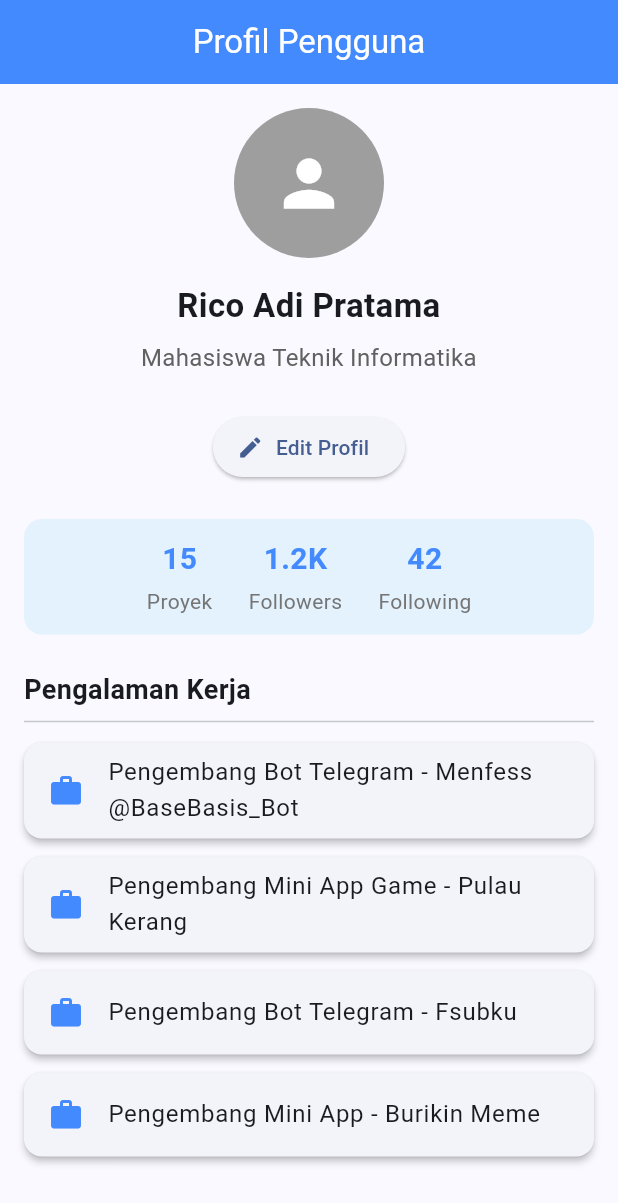
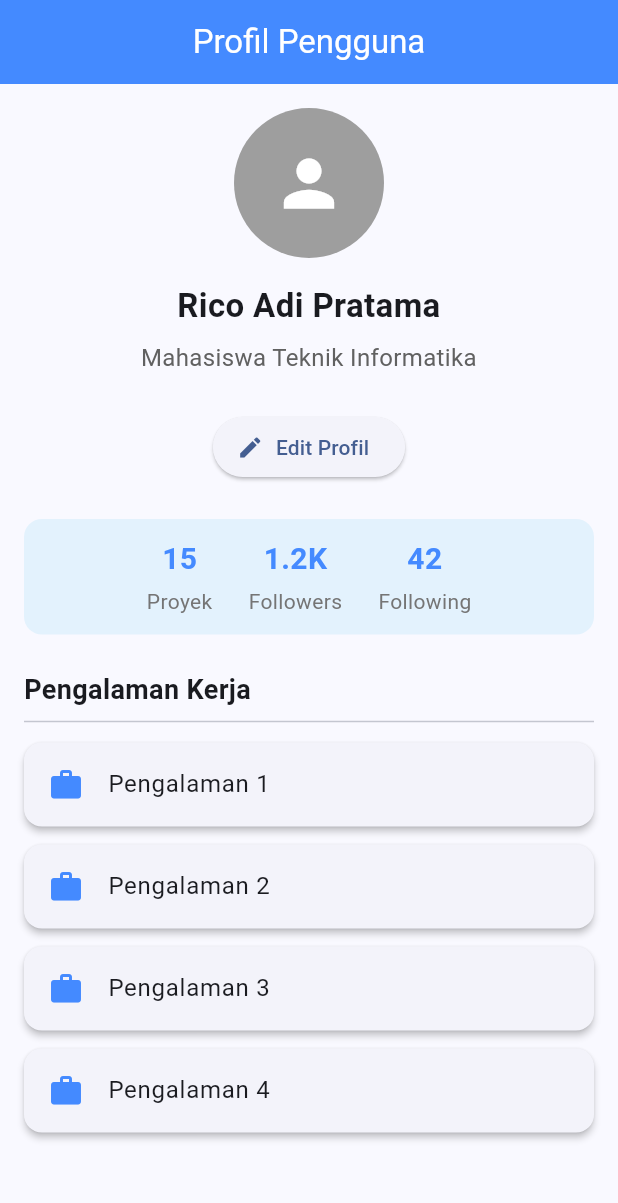
Before and after one commit to snzza/tugas-pertemuan-5, a Flutter app: the screen it shows after launch, on a phone screen of 412 x 824 dp. Shown: the top 1203 px of the screen. Run offline on Flutter 3.47's test engine with Material 3 defaults, Android fonts, the phone set to English and light mode, and no system bars.

Commit message:
fix: ganti daftar pengalaman jadi placeholder dummy

```diff
--- a/lib/main.dart
+++ b/lib/main.dart
@@ -26,10 +26,10 @@ class ProfilePage extends StatelessWidget {
   final String userName = 'Rico Adi Pratama';
   final String role = 'Mahasiswa Teknik Informatika';
   final List<String> experiences = const [
-    'Pengembang Bot Telegram - Menfess @BaseBasis_Bot',
-    'Pengembang Mini App Game - Pulau Kerang',
-    'Pengembang Bot Telegram - Fsubku',
-    'Pengembang Mini App - Burikin Meme',
+    'Pengalaman 1',
+    'Pengalaman 2',
+    'Pengalaman 3',
+    'Pengalaman 4',
   ];
 
   @override
```
Also changed, not shown: 1 other file.
